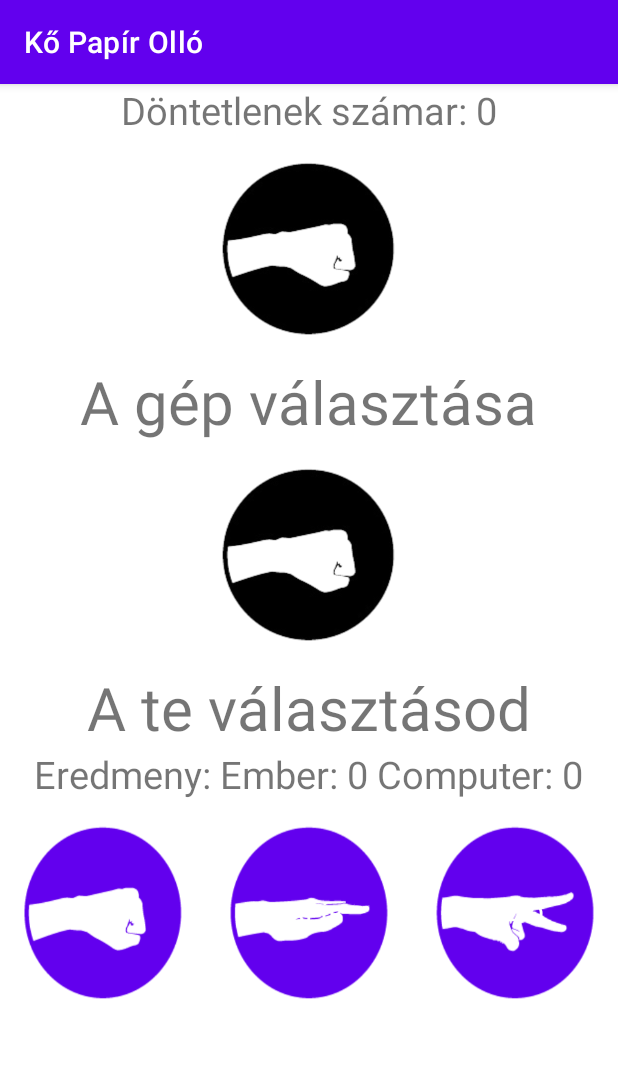
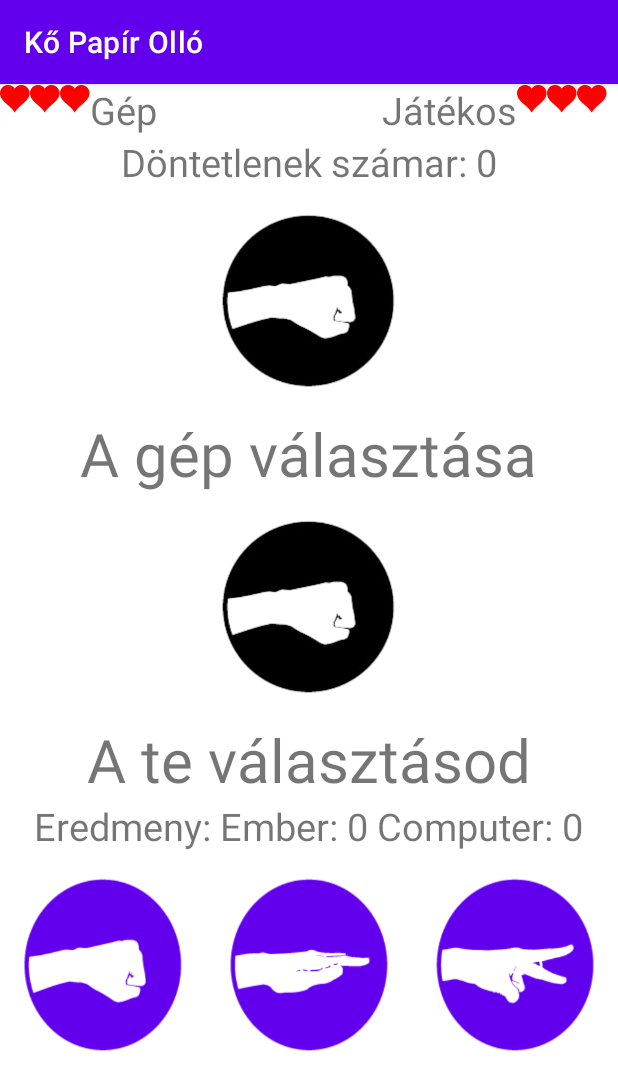
Before and after one commit to Kkrisztian08/KovacsKrisztian_KoPapirOllo, an Android app: the screen it shows after launch (MainActivity), on a phone screen of 412 x 824 dp. Shown: the top 1090 px of the screen. Run offline under Robolectric (Android 15) with nearby library versions, the phone set to English and light mode, and no system bars.

Commit message:
szives feladat elkezdése(nem jutott idő befejezni)

```diff
--- a/app/src/main/java/com/example/kopapirollo2/MainActivity.java
+++ b/app/src/main/java/com/example/kopapirollo2/MainActivity.java
@@ -101,6 +101,7 @@ public class MainActivity extends AppCompatActivity {
             jatekVege();
         }
 
+
     }
 
     public void jatekVege() {
--- a/app/src/main/res/layout/activity_main.xml
+++ b/app/src/main/res/layout/activity_main.xml
@@ -7,7 +7,62 @@
     tools:context=".MainActivity"
     android:orientation="vertical">
 
+    <LinearLayout
+        android:layout_width="wrap_content"
+        android:layout_height="wrap_content">
+        <ImageView
+            android:layout_width="20dp"
+            android:layout_height="20dp"
+            android:id="@+id/gephp1"
+            android:src="@drawable/heart2"
+            />
+        <ImageView
+            android:layout_width="20dp"
+            android:layout_height="20dp"
+            android:id="@+id/gephp2"
+            android:src="@drawable/heart2"
+            />
+        <ImageView
+            android:layout_width="20dp"
+            android:layout_height="20dp"
+            android:id="@+id/gephp3"
+            android:src="@drawable/heart2"
+            />
+        <TextView
+            android:layout_width="wrap_content"
+            android:layout_height="wrap_content"
+            android:layout_gravity="center"
+            android:textSize="25dp"
+            android:text="Gép"
+            android:id="@+id/textView_gepelet"
+            android:layout_marginRight="150dp"/>
+        <TextView
+            android:layout_width="wrap_content"
+            android:layout_height="wrap_content"
+            android:layout_gravity="center"
+            android:textSize="25dp"
+            android:text="Játékos"
+            android:id="@+id/textView_Jatekoselet"/>
+        <ImageView
+            android:layout_width="20dp"
+            android:layout_height="20dp"
+            android:id="@+id/jatekoshp1"
+            android:src="@drawable/heart2"
+            />
+        <ImageView
+            android:layout_width="20dp"
+            android:layout_height="20dp"
+            android:id="@+id/jatekoshp2"
+            android:src="@drawable/heart2"
+            />
+        <ImageView
+            android:layout_width="20dp"
+            android:layout_height="20dp"
+            android:id="@+id/jatekoshp3"
+            android:src="@drawable/heart2"
+            />
 
+    </LinearLayout>
     <TextView
         android:layout_width="wrap_content"
         android:layout_height="wrap_content"
```
